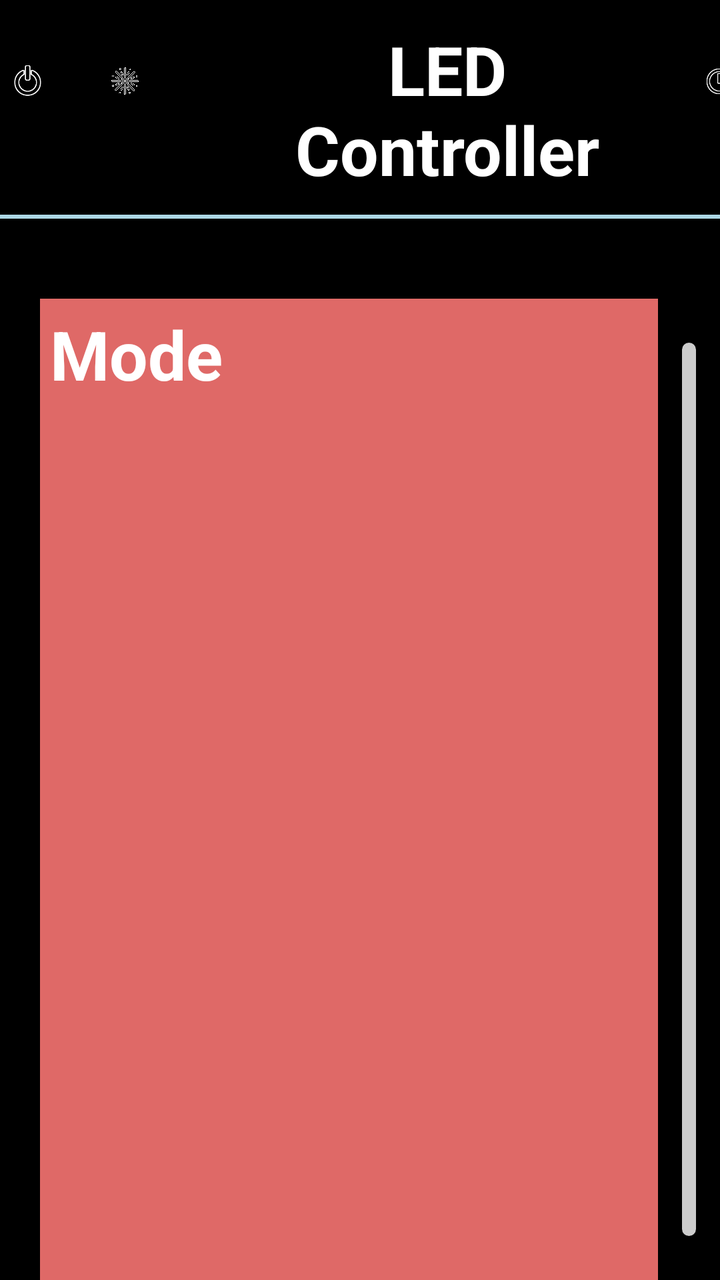
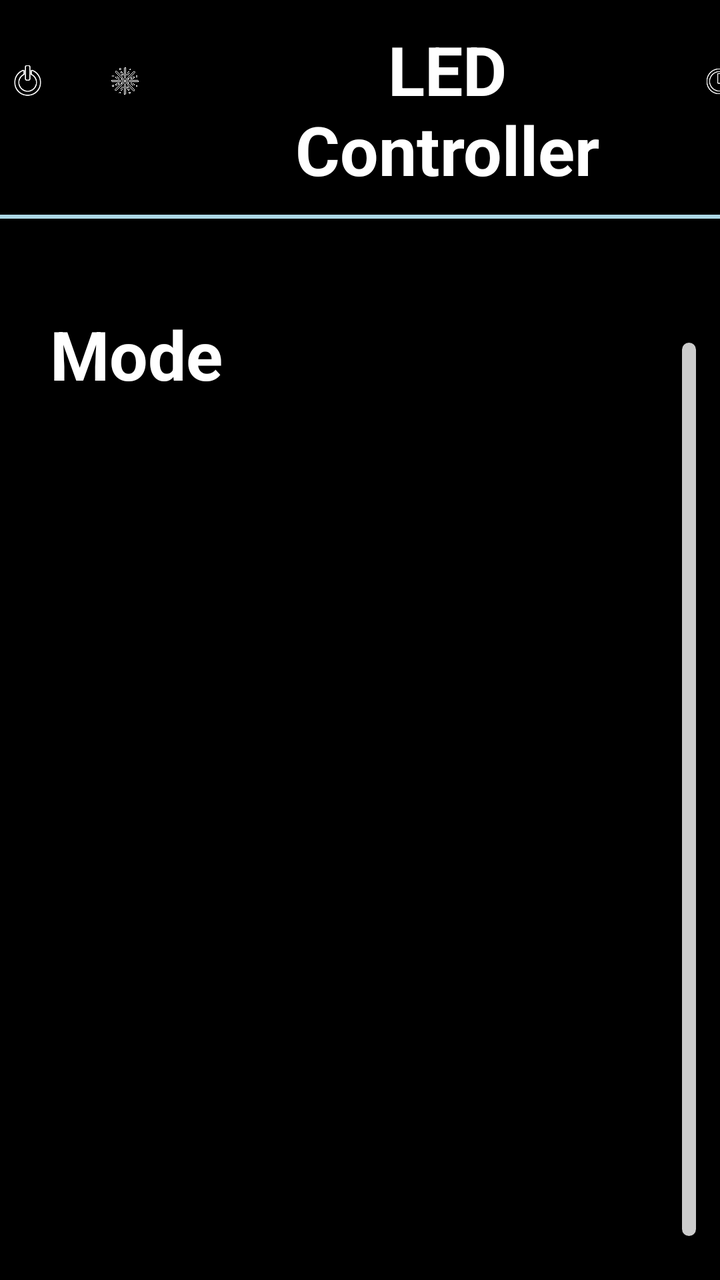

Screens rendered from an Android XML layout before and after an edit, with the pre-edit source and the edit as a unified diff.
<!-- AndroidManifest.xml: activity theme DarkAppTheme -->
<!-- res/layout/activity_main.xml -->
<?xml version="1.0" encoding="utf-8"?>
<LinearLayout xmlns:android="http://schemas.android.com/apk/res/android"
    xmlns:app="http://schemas.android.com/apk/res-auto"
    xmlns:tools="http://schemas.android.com/tools"
    android:layout_width="match_parent"
    android:layout_height="match_parent"
    android:orientation="vertical">

    <LinearLayout
        android:layout_width="match_parent"
        android:layout_height="wrap_content"
        android:orientation="horizontal">

        <ImageButton
            android:id="@+id/imageButton1"
            android:layout_width="75dp"
            android:layout_height="75dp"
            android:layout_marginStart="7dp"
            android:layout_marginTop="3dp"
            android:layout_marginEnd="0dp"
            android:layout_weight="1"
            android:background="@drawable/transparent_background"
            android:contentDescription="@string/powerbutton"
            android:scaleType="centerInside"
            android:src="@drawable/power_button_off_selector" />

        <ImageButton
            android:id="@+id/modesbutton"
            android:layout_width="75dp"
            android:layout_height="75dp"
            android:layout_marginStart="35dp"
            android:layout_marginTop="3dp"
            android:layout_marginEnd="25dp"
            android:layout_weight="1"
            android:background="@drawable/transparent_background"
            android:contentDescription="@string/modesbutton"
            android:scaleType="centerInside"
            android:src="@drawable/modes_button_selector" />

        <TextView
            android:id="@+id/textView"
            android:layout_width="wrap_content"
            android:layout_height="wrap_content"
            android:layout_marginLeft="50dp"
            android:layout_marginTop="12dp"
            android:layout_marginRight="50dp"
            android:layout_weight="1"
            android:gravity="center_horizontal"
            android:text="@string/led_controller"
            android:textAlignment="center"
            android:textSize="34sp"
            android:textColor="@color/white"
            android:textStyle="bold" />

        <ImageView
            android:id="@+id/imageView"
            android:layout_width="wrap_content"
            android:layout_height="wrap_content"
            android:layout_marginLeft="0dp"
            android:layout_marginTop="17dp"
            android:layout_marginRight="0dp"
            android:layout_weight="1"
            android:background="@drawable/transparent_background"
            android:contentDescription="@string/connection"
            android:scaleType="centerInside"
            app:srcCompat="@drawable/stat_dis_button" />

        <ImageButton
            android:id="@+id/imageButton2"
            android:layout_width="75dp"
            android:layout_height="75dp"
            android:layout_marginLeft="0dp"
            android:layout_marginTop="3dp"
            android:layout_marginRight="0dp"
            android:layout_weight="1"
            android:background="@drawable/transparent_background"
            android:contentDescription="@string/alarmbutton"
            android:scaleType="centerInside"
            android:src="@drawable/alarm_button_selector" />

        <ImageButton
            android:id="@+id/imageButton3"
            android:layout_width="75dp"
            android:layout_height="75dp"
            android:layout_marginLeft="0dp"
            android:layout_marginTop="3dp"
            android:layout_marginRight="2dp"
            android:layout_weight="1"
            android:background="@drawable/transparent_background"
            android:contentDescription="@string/button"
            android:scaleType="centerInside"
            android:src="@drawable/settings_button_selector" />

    </LinearLayout>

    
    <View
        android:id="@+id/settingModeDivider"
        android:layout_width="match_parent"
        android:layout_height="2dp"
        android:layout_marginTop="10dp"
        android:background="@color/light_blue" />

    <LinearLayout
        android:layout_width="match_parent"
        android:layout_height="wrap_content"
        android:orientation="horizontal"
        android:layout_marginStart="10dp"
        android:layout_marginTop="20dp">

        
        <FrameLayout
            android:id="@+id/dynamicLayoutContainer"
            android:layout_width="0dp"
            android:layout_height="match_parent"
            android:layout_marginStart="10dp"
            android:layout_marginTop="20dp"
            android:layout_weight="10"
            android:background="@color/red" >

            <TextView
                android:id="@+id/textView5"
                android:layout_width="wrap_content"
                android:layout_height="wrap_content"
                android:layout_margin="5dp"
                android:background="@drawable/transparent_background"
                android:gravity="center_horizontal"
                android:text="@string/mode"
                android:textAlignment="center"
                android:textColor="@color/white"
                android:textSize="34sp"
                android:textStyle="bold" />
        </FrameLayout>

        
        <LinearLayout
            android:layout_width="0dp"
            android:layout_weight="1"
            android:layout_marginTop="30dp"
            android:layout_marginBottom="10dp"
            android:layout_height="match_parent"
            android:orientation="vertical"
            android:gravity="center">
            <FrameLayout
                android:id="@+id/sliderContainer"
                android:layout_width="wrap_content"
                android:layout_height="match_parent">

                
                <View
                    android:id="@+id/sliderBackground"
                    android:layout_width="match_parent"
                    android:layout_marginTop="5dp"
                    android:layout_marginBottom="5dp"
                    android:layout_height="match_parent"
                    android:background="@drawable/slider_background" />

                
                <View
                    android:id="@+id/sliderThumb"
                    android:layout_width="match_parent"
                    android:layout_height="0dp"
                    android:layout_margin="5dp"
                    android:layout_marginBottom="0dp"
                    android:layout_gravity="bottom"
                    android:background="@drawable/slider_thumb" />

                
                <View
                    android:id="@+id/blackBorder"
                    android:layout_width="match_parent"
                    android:layout_height="match_parent"
                    android:background="@drawable/black_border_drawable" />
            </FrameLayout>
        </LinearLayout>
    </LinearLayout>
</LinearLayout>
<!-- resources referenced by this layout -->
<resources>
  <color name="light_blue">#ADD8E6</color>
  <color name="red">#DF6967</color>
  <color name="white">#FFFFFFFF</color>
  <!-- drawable alarm_button_selector (drawable) -->
  <selector xmlns:android="http://schemas.android.com/apk/res/android">
      
      <item android:drawable="@drawable/alarm_clicked" android:state_pressed="true" />
      <item android:drawable="@drawable/alarm_normal" />
  
  </selector>
  <!-- drawable black_border_drawable (drawable) -->
  <shape xmlns:android="http://schemas.android.com/apk/res/android">
      <solid android:color="@android:color/transparent" /> 
      <stroke
          android:width="12dp"
          android:color="#000000" /> 
      <corners android:radius="10dp" /> 
  </shape>
  <!-- drawable modes_button_selector (drawable) -->
  <selector xmlns:android="http://schemas.android.com/apk/res/android">
      
      <item android:drawable="@drawable/modes_icon_clicked" android:state_pressed="true" />
      <item android:drawable="@drawable/modes_icon" />
  </selector>
  <!-- drawable power_button_off_selector (drawable) -->
  <selector xmlns:android="http://schemas.android.com/apk/res/android">
      
      <item android:drawable="@drawable/power_clicked" android:state_pressed="true" />
      <item android:drawable="@drawable/power_normal" />
  </selector>
  <!-- drawable settings_button_selector (drawable) -->
  <selector xmlns:android="http://schemas.android.com/apk/res/android">
      
      <item android:drawable="@drawable/settings_clicked" android:state_pressed="true" />
      <item android:drawable="@drawable/settings_normal" />
  </selector>
  <!-- drawable slider_background (drawable) -->
  <shape xmlns:android="http://schemas.android.com/apk/res/android">
      <solid android:color="#CCCCCC" />
      <corners android:radius="16dp" />
  </shape>
  <!-- drawable slider_thumb (drawable) -->
  <shape xmlns:android="http://schemas.android.com/apk/res/android">
      <solid android:color="#FF5722" />
      <corners android:radius="16dp" />
  </shape>
  <!-- drawable stat_dis_button: png bitmap (drawable, 664 bytes) -->
  <!-- drawable transparent_background (drawable) -->
  <layer-list xmlns:android="http://schemas.android.com/apk/res/android">
      <item android:drawable="@android:color/transparent" />
  </layer-list>
  <string name="alarmbutton">AlarmButton</string>
  <string name="button">Button</string>
  <string name="connection">Connection</string>
  <string name="led_controller">LED Controller</string>
  <string name="mode">Mode</string>
  <string name="modesbutton">modesButton</string>
  <string name="powerbutton">PowerButton</string>
  <style name="DarkAppTheme" parent="Theme.MaterialComponents.DayNight">
          <item name="windowActionBar">false</item>
          <item name="android:background">@color/black</item>
          <item name="windowNoTitle">true</item>
      </style>
  <!-- drawable alarm_clicked: png bitmap (drawable, 5446 bytes) -->
  <!-- drawable alarm_normal: png bitmap (drawable, 4287 bytes) -->
  <!-- drawable modes_icon_clicked: png bitmap (drawable, 59213 bytes) -->
  <!-- drawable modes_icon: png bitmap (drawable, 54221 bytes) -->
  <!-- drawable power_clicked: png bitmap (drawable, 4766 bytes) -->
  <!-- drawable power_normal: png bitmap (drawable, 3811 bytes) -->
  <!-- drawable settings_clicked: png bitmap (drawable, 7175 bytes) -->
  <!-- drawable settings_normal: png bitmap (drawable, 6334 bytes) -->
  <color name="black">#FF000000</color>
</resources>

<!-- the commit's change to res/layout/activity_main.xml (unified diff, before → after) -->
@@ -82,9 +82,9 @@
             android:id="@+id/imageButton3"
             android:layout_width="75dp"
             android:layout_height="75dp"
-            android:layout_marginLeft="0dp"
+            android:layout_marginStart="0dp"
             android:layout_marginTop="3dp"
-            android:layout_marginRight="2dp"
+            android:layout_marginEnd="2dp"
             android:layout_weight="1"
             android:background="@drawable/transparent_background"
             android:contentDescription="@string/button"
@@ -106,7 +106,8 @@
         android:layout_height="wrap_content"
         android:orientation="horizontal"
         android:layout_marginStart="10dp"
-        android:layout_marginTop="20dp">
+        android:layout_marginTop="20dp"
+        android:baselineAligned="false">
 
         
         <FrameLayout
@@ -115,8 +116,7 @@
             android:layout_height="match_parent"
             android:layout_marginStart="10dp"
             android:layout_marginTop="20dp"
-            android:layout_weight="10"
-            android:background="@color/red" >
+            android:layout_weight="10">
 
             <TextView
                 android:id="@+id/textView5"
@@ -144,7 +144,8 @@
             <FrameLayout
                 android:id="@+id/sliderContainer"
                 android:layout_width="wrap_content"
-                android:layout_height="match_parent">
+                android:layout_height="match_parent"
+                tools:ignore="UselessParent">
 
                 
                 <View
<!-- resource entries referenced after the edit -->
@@ -1,7 +1,6 @@
 <!-- resources referenced by this layout -->
 <resources>
   <color name="light_blue">#ADD8E6</color>
-  <color name="red">#DF6967</color>
   <color name="white">#FFFFFFFF</color>
   <!-- drawable alarm_button_selector (drawable) -->
   <selector xmlns:android="http://schemas.android.com/apk/res/android">
